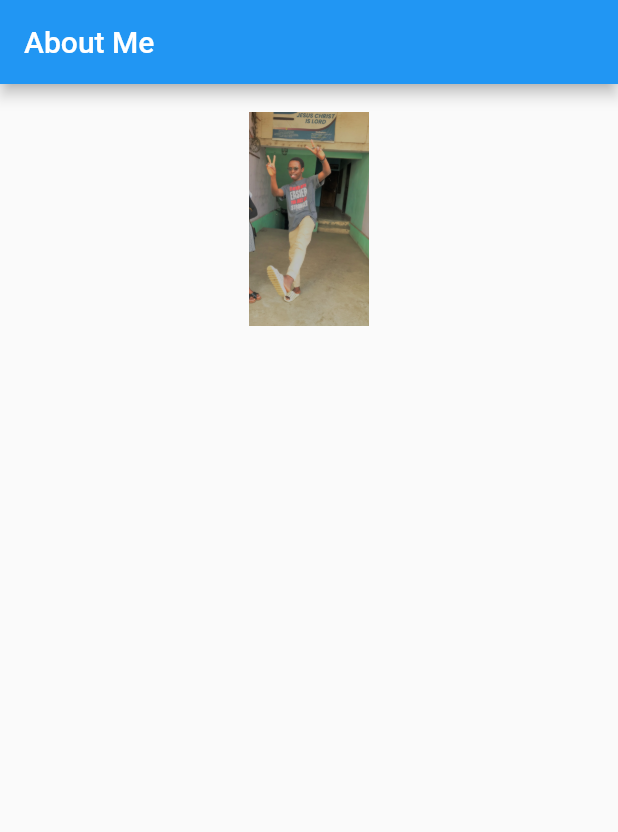
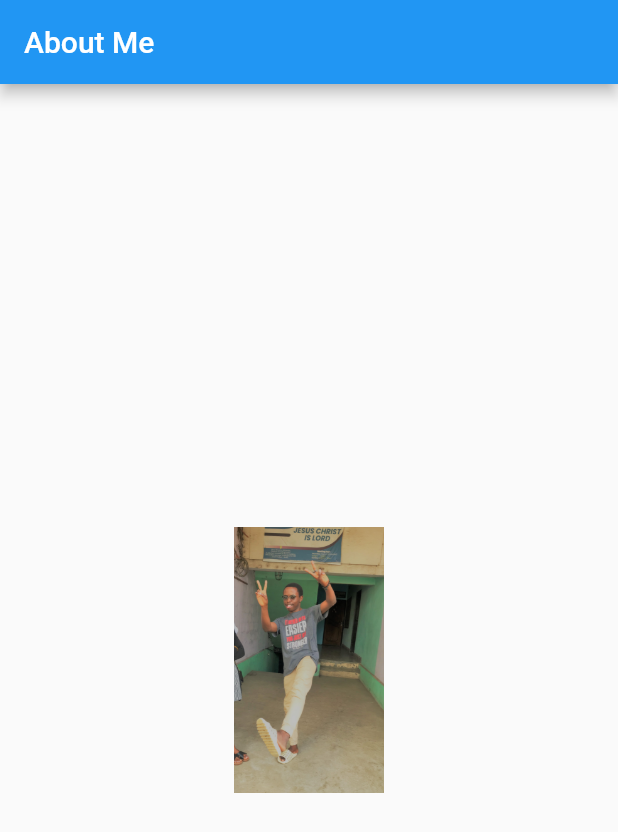
Before and after one commit to kelton-glitch/testapp, a Flutter app: the screen it shows after launch, on a phone screen of 412 x 824 dp. Shown: the top 832 px of the screen. Run offline on Flutter 3.47's test engine with Material 2 defaults, Android fonts, the phone set to English and light mode, and no system bars.

Commit message:
Update main.dart

```diff
--- a/lib/main.dart
+++ b/lib/main.dart
@@ -1,4 +1,3 @@
-import 'dart:html';
 import 'package:flutter/material.dart';
 
 void main() {
@@ -12,26 +11,20 @@ class MyApp extends StatelessWidget {
   @override
   Widget build(BuildContext context) {
     return MaterialApp(
-
-      home: Scaffold (
+      home: Scaffold(
         appBar: AppBar(
-      title: Text('About Me'),
+          title: Text('About Me'),
         ),
-
-         body: Center(
-        child: Column(
-          children: <Widget>[
-            Image.asset('images/me.jpeg',
-            height: 180,
-            width:80,
+        body: Center(
+          child: Container(
+            height: 200,
+            width: 100,
+            child: Image.asset(
+              'images/me.jpeg',
             ),
-          ],
+          ),
         ),
       ),
-      ),
-
-
-
     );
   }
 }
@@ -55,9 +48,6 @@ class MyHomePage extends StatefulWidget {
 }
 
 class _MyHomePageState extends State<MyHomePage> {
-
-
-
   int _counter = 0;
 
   void _incrementCounter() {
```
